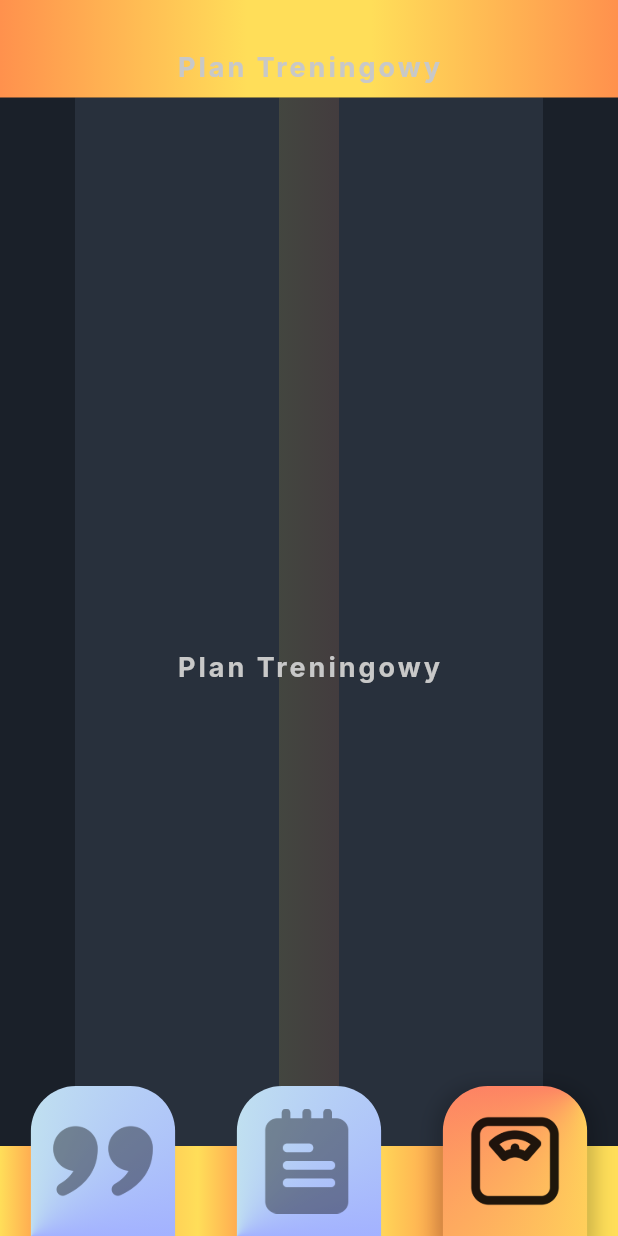
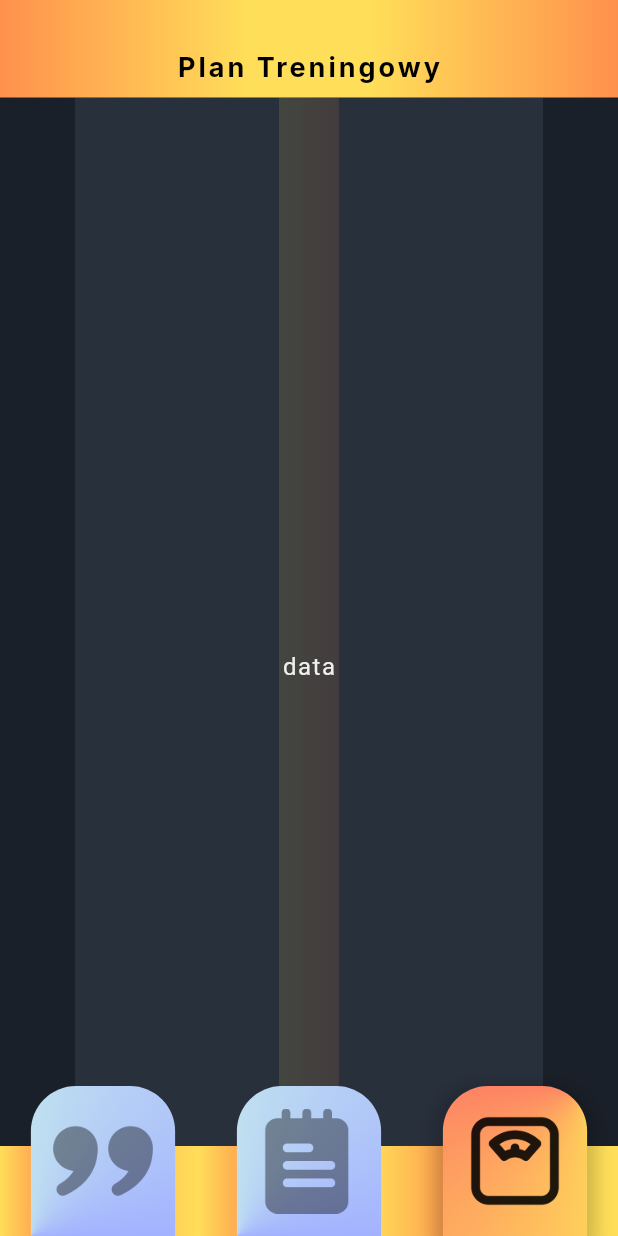
Before and after one commit to kluchoo/DoIt, a Flutter app: the screen it shows after launch, item 3 of the bottom bar chosen, on a phone screen of 412 x 824 dp. Run offline on Flutter 3.47's test engine with Material 3 defaults, Android fonts, the phone set to English and light mode, and no system bars; our stand-ins replace google_fonts.

Commit message:
Dodanie możliwości zmiany koloru tekstu

```diff
--- a/lib/komponenty/text.dart
+++ b/lib/komponenty/text.dart
@@ -1,40 +1,48 @@
+import 'package:do_it/theme.dart';
 import 'package:flutter/material.dart';
 import 'package:google_fonts/google_fonts.dart';
 
-
 class StylizowanyText extends StatelessWidget {
-  const StylizowanyText(this.text, {super.key});
+  const StylizowanyText(this.text, {super.key, this.color});
 
   final String text;
+  final Color? color;
 
   @override
   Widget build(BuildContext context) {
-    return Text(text, style: GoogleFonts.inter(
-      textStyle: Theme.of(context).textTheme.bodyMedium
-    ));
+    return Text(text,
+        style: GoogleFonts.inter(
+            textStyle: Theme.of(context).textTheme.bodyMedium,
+            color: color ?? AppColors.titleColor));
   }
 }
+
 class StylizowanyNaglowek extends StatelessWidget {
-  const StylizowanyNaglowek(this.text, {super.key});
+  const StylizowanyNaglowek(this.text, {super.key, this.color});
 
   final String text;
+  final Color? color;
 
   @override
   Widget build(BuildContext context) {
-    return Text(text, style: GoogleFonts.inter(
-      textStyle: Theme.of(context).textTheme.headlineMedium
-    ));
+    return Text(text,
+        style: GoogleFonts.inter(
+            textStyle: Theme.of(context).textTheme.headlineMedium,
+            color: color ?? AppColors.titleColor));
   }
 }
+
 class StylizowanyTytul extends StatelessWidget {
-  const StylizowanyTytul(this.text, {super.key});
+  const StylizowanyTytul(this.text, {super.key, this.color});
 
   final String text;
+  final Color? color;
 
   @override
   Widget build(BuildContext context) {
-    return Text(text, style: GoogleFonts.inter(
-      textStyle: Theme.of(context).textTheme.titleMedium
-    ));
+    return Text(text,
+        style: GoogleFonts.inter(
+            textStyle: Theme.of(context).textTheme.titleMedium,
+            color: color ?? AppColors.titleColor));
   }
 }
--- a/lib/strony/aplikacja/home.dart
+++ b/lib/strony/aplikacja/home.dart
@@ -43,8 +43,9 @@ class _HomeState extends State<Home> {
             ])),
             child: Center(
                 child: Padding(
-              padding: EdgeInsets.fromLTRB(0, 25, 0, 0),
-              child: StylizowanyTytul(context.watch<TitleProvider>().title),
+              padding: const EdgeInsets.fromLTRB(0, 25, 0, 0),
+              child: StylizowanyTytul(context.watch<TitleProvider>().title,
+                  color: Colors.black),
             )),
           ),
         ),
@@ -54,13 +55,13 @@ class _HomeState extends State<Home> {
               index: index,
               children: const [
                 Center(
-                  child: StylizowanyTytul('Cytaty'),
+                  child: Text('data'),
                 ), // Widok dla index == 0
                 Center(
-                  child: StylizowanyTytul('Postępy'),
+                  child: Text('data'),
                 ), // Widok dla index == 1
                 Center(
-                  child: StylizowanyTytul('Plan Treningowy'),
+                  child: Text('data'),
                 ), // Widok dla index == 2
               ],
             ),
```
